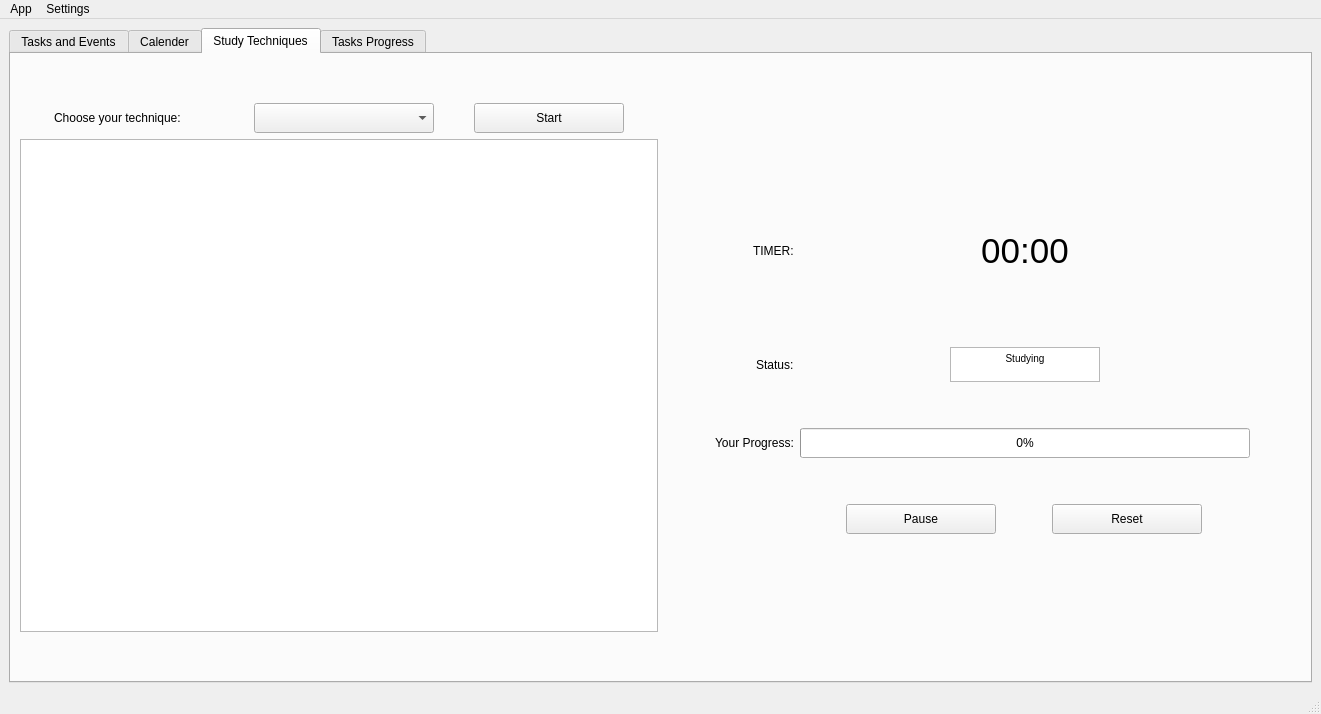
The window that App/mainWindow.ui (BadrGello/Task-Management-App) describes before a commit, drawn with Qt 5.
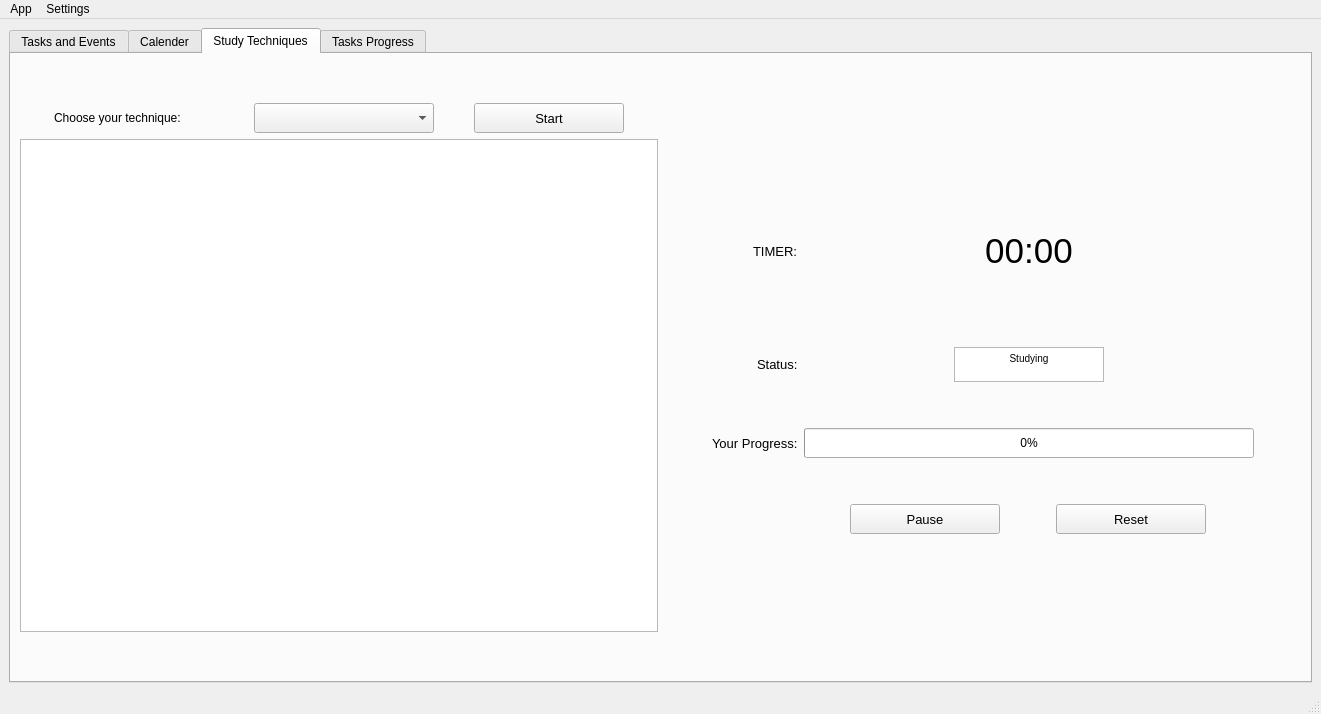
The same window after the commit. The open tabs and pages were chosen to show the change. Icons and pictures are not drawn.

Commit message: Adjusted Calendar Colors

The edit to the form file:
```diff
--- a/App/mainWindow.ui
+++ b/App/mainWindow.ui
@@ -23,6 +23,11 @@
    <layout class="QHBoxLayout" name="horizontalLayout_3">
     <item>
      <widget class="QTabWidget" name="tabWidget_mainTabs">
+      <property name="font">
+       <font>
+        <pointsize>9</pointsize>
+       </font>
+      </property>
       <property name="layoutDirection">
        <enum>Qt::LeftToRight</enum>
       </property>
@@ -439,6 +444,11 @@
                 <height>30</height>
                </size>
               </property>
+              <property name="font">
+               <font>
+                <pointsize>10</pointsize>
+               </font>
+              </property>
               <property name="styleSheet">
                <string notr="true">/*#pushButton_study {
     background-color: #3498db;
@@ -661,6 +671,11 @@
           </item>
           <item row="3" column="1" alignment="Qt::AlignRight">
            <widget class="QLabel" name="copmletion_label_6">
+            <property name="font">
+             <font>
+              <pointsize>10</pointsize>
+             </font>
+            </property>
             <property name="text">
              <string>Status:</string>
             </property>
@@ -701,6 +716,11 @@
                 <height>30</height>
                </size>
               </property>
+              <property name="font">
+               <font>
+                <pointsize>10</pointsize>
+               </font>
+              </property>
               <property name="styleSheet">
                <string notr="true">/*#pushButton_study_2 {
     background-color: #3498db;
@@ -740,6 +760,11 @@
                 <height>30</height>
                </size>
               </property>
+              <property name="font">
+               <font>
+                <pointsize>10</pointsize>
+               </font>
+              </property>
               <property name="styleSheet">
                <string notr="true">/*#pushButton_study_3 {
     background-color: #3498db;
@@ -778,6 +803,11 @@
           </item>
           <item row="5" column="1" alignment="Qt::AlignRight">
            <widget class="QLabel" name="copmletion_label_4">
+            <property name="font">
+             <font>
+              <pointsize>10</pointsize>
+             </font>
+            </property>
             <property name="text">
              <string>Your Progress:</string>
             </property>
@@ -785,6 +815,11 @@
           </item>
           <item row="1" column="1" alignment="Qt::AlignRight">
            <widget class="QLabel" name="copmletion_label_5">
+            <property name="font">
+             <font>
+              <pointsize>10</pointsize>
+             </font>
+            </property>
             <property name="text">
              <string>TIMER:</string>
             </property>
```
Left out of the diff: 60 changed lines with no effect on the pictures. The commit also changes 2 other files.
